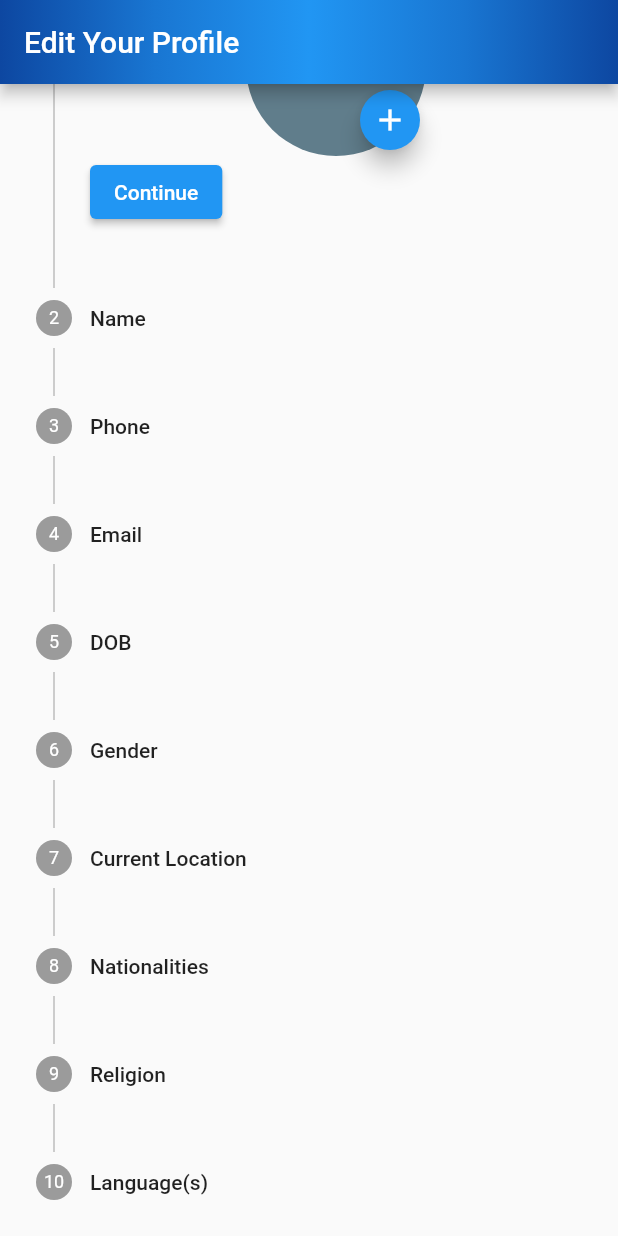
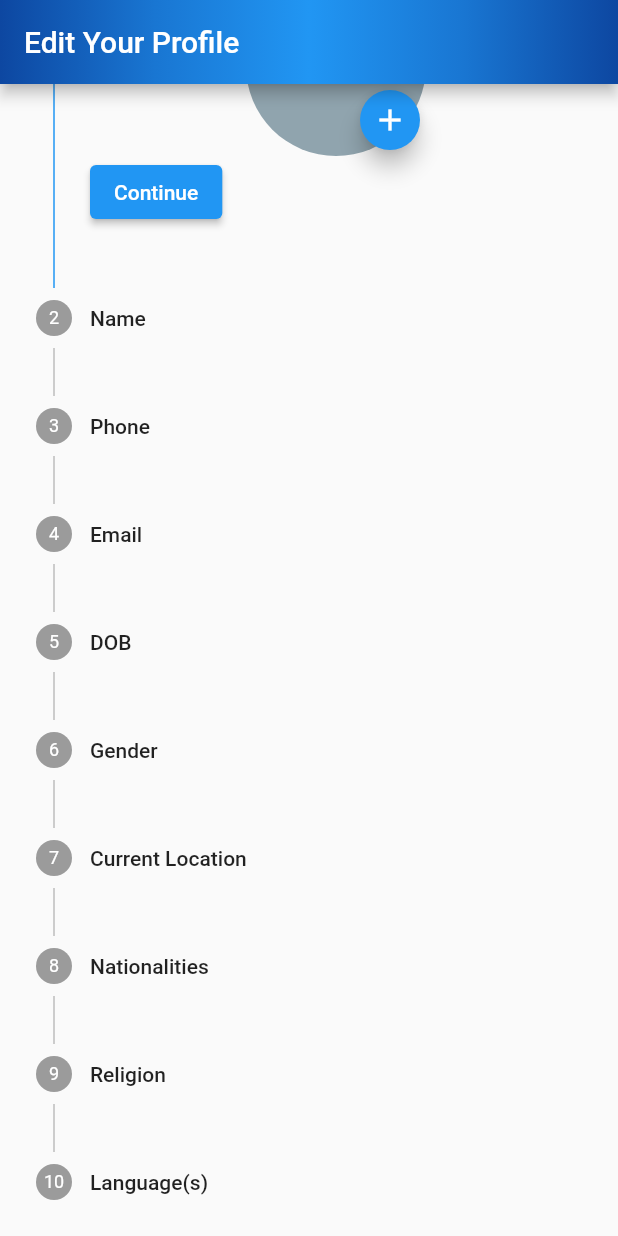
Before and after one commit to dharanayani410/profileStepper, a Flutter app: the screen it shows after launch, scrolled down 144 dp, on a phone screen of 412 x 824 dp. Run offline on Flutter 3.47's test engine with Material 2 defaults, Android fonts, the phone set to English and light mode, and no system bars; our stand-ins replace image_picker.

Commit message:
final upload

```diff
--- a/lib/global.dart
+++ b/lib/global.dart
@@ -1,4 +1,4 @@
-import 'dart:html';
+import 'dart:io';
 
 class Global {
   static String name = '';
@@ -9,6 +9,7 @@ class Global {
   static String nationalities = '';
   static String religion = '';
   static String language = '';
+  static String gender = '';
 
-  static File? image;
+  static File? pic;
 }
--- a/lib/main.dart
+++ b/lib/main.dart
@@ -1,4 +1,4 @@
-import 'dart:html';
+import 'dart:io';
 
 import 'package:flutter/material.dart';
 import 'package:image_picker/image_picker.dart';
@@ -24,9 +24,11 @@ class MyApp extends StatefulWidget {
 }
 
 class _MyAppState extends State<MyApp> {
-  final ImagePicker _picker = ImagePicker();
+  int val = 0;
 
-  int val = 0;
+  final ImagePicker picker = ImagePicker();
+  XFile? image;
+  File? photo;
 
   TextEditingController nameController = TextEditingController();
   TextEditingController phoneController = TextEditingController();
@@ -41,8 +43,6 @@ class _MyAppState extends State<MyApp> {
 
   dynamic radioVal;
 
-  XFile? image;
-  File? photo;
   @override
   Widget build(BuildContext context) {
     return Scaffold(
@@ -73,8 +73,8 @@ class _MyAppState extends State<MyApp> {
                         onPressed: () {
                           if (pageKey.currentState!.validate()) {
                             pageKey.currentState!.save();
+                            Navigator.of(context).pushNamed('profile');
                           }
-                          Navigator.of(context).pushNamed('profile');
                         },
                         child: const Text(
                           "Add",
@@ -88,7 +88,9 @@ class _MyAppState extends State<MyApp> {
                             }
                           });
                         },
-                        child: (val == 9) ? Text("Add") : Text("Continue")),
+                        child: (val == 9)
+                            ? const Text("Add")
+                            : const Text("Continue")),
                 const SizedBox(
                   width: 20,
                 ),
@@ -108,11 +110,18 @@ class _MyAppState extends State<MyApp> {
           },
           steps: [
             Step(
+                isActive: (val == 0) ? true : false,
+                state: (val == 0)
+                    ? StepState.editing
+                    : (val > 0)
+                        ? StepState.complete
+                        : StepState.indexed,
                 title: const Text("Profile Picture"),
                 content: Stack(alignment: Alignment.bottomRight, children: [
-                  const CircleAvatar(
+                  CircleAvatar(
                     radius: 60,
-                    backgroundColor: Colors.blueGrey,
+                    backgroundColor: Colors.blueGrey.shade300,
+                    foregroundImage: photo != null ? FileImage(photo!) : null,
                   ),
                   FloatingActionButton(
                     onPressed: () async {
@@ -124,114 +133,149 @@ class _MyAppState extends State<MyApp> {
                               actions: [
                                 ElevatedButton(
                                     onPressed: () async {
-                                    //
-                                    PickedFile? pic = await ImagePicker().getImage(source: ImageSource.camera);
-                                    if(pic != null){
-                                   setState(() {
-                                     Global.image = File( pic.path);
-                                   });}
+                                      image = await picker.pickImage(
+                                          source: ImageSource.camera);
+
+                                      setState(() {
+                                        photo = File(image!.path);
+                                      });
+                                      Global.pic = photo;
+                                      Navigator.of(context).pop();
                                     },
                                     child: const Icon(Icons.camera_alt)),
                                 ElevatedButton(
                                     onPressed: () async {
-                                      image = await _picker.pickImage(
+                                      image = await picker.pickImage(
                                           source: ImageSource.gallery);
+
                                       setState(() {
                                         photo = File(image!.path);
                                       });
+                                      Global.pic = photo;
                                       Navigator.of(context).pop();
                                     },
                                     child: const Icon(Icons.photo))
                               ],
                             );
                           });
+                      //Navigator.of(context).pop();
                     },
                     mini: true,
                     child: const Icon(Icons.add),
                   )
                 ])),
             Step(
-                title: Text("Name"),
+                isActive: (val == 1) ? true : false,
+                state: (val == 1)
+                    ? StepState.editing
+                    : (val > 1)
+                        ? StepState.complete
+                        : StepState.indexed,
+                title: const Text("Name"),
                 content: TextFormField(
                   controller: nameController,
                   validator: (val) {
                     if (val!.isEmpty) {
                       return "enter name ";
                     }
+                    return null;
                   },
                   onSaved: (val) {
                     setState(() {
                       Global.name = val!;
-                      print(Global.name);
                     });
                   },
-                  decoration: InputDecoration(
+                  decoration: const InputDecoration(
                       hintText: 'Dhara Nayani',
                       prefixIcon: Icon(Icons.person_outline)),
                 )),
             Step(
-                title: Text("Phone"),
+                isActive: (val == 2) ? true : false,
+                state: (val == 2)
+                    ? StepState.editing
+                    : (val > 2)
+                        ? StepState.complete
+                        : StepState.indexed,
+                title: const Text("Phone"),
                 content: TextFormField(
                   controller: phoneController,
                   validator: (val) {
                     if (val!.isEmpty) {
                       return "enter mobile number ";
                     }
+                    return null;
                   },
                   onSaved: (val) {
                     setState(() {
                       Global.phone = val!;
-                      print(Global.phone);
                     });
                   },
                   keyboardType: TextInputType.number,
-                  decoration: InputDecoration(
+                  decoration: const InputDecoration(
                       hintText: '8877766554',
                       prefixIcon: Icon(Icons.call_outlined),
                       prefixText: '+91'),
                 )),
             Step(
-                title: Text("Email"),
+                isActive: (val == 3) ? true : false,
+                state: (val == 3)
+                    ? StepState.editing
+                    : (val > 3)
+                        ? StepState.complete
+                        : StepState.indexed,
+                title: const Text("Email"),
                 content: TextFormField(
                   controller: emailController,
                   validator: (val) {
                     if (val!.isEmpty) {
                       return "enter email ";
                     }
+                    return null;
                   },
                   onSaved: (val) {
                     setState(() {
                       Global.email = val!;
-                      print(Global.email);
                     });
                   },
                   keyboardType: TextInputType.emailAddress,
-                  decoration: InputDecoration(
+                  decoration: const InputDecoration(
                     hintText: 'dharanayani@gmail.com',
                     prefixIcon: Icon(Icons.email_outlined),
                   ),
                 )),
             Step(
-                title: Text("DOB"),
+                isActive: (val == 4) ? true : false,
+                state: (val == 4)
+                    ? StepState.editing
+                    : (val > 4)
+                        ? StepState.complete
+                        : StepState.indexed,
+                title: const Text("DOB"),
                 content: TextFormField(
                   controller: dateController,
                   validator: (val) {
                     if (val!.isEmpty) {
                       return "enter birth date ";
                     }
+                    return null;
                   },
                   onSaved: (val) {
                     setState(() {
                       Global.date = val!;
-                      print(Global.date);
                     });
                   },
                   keyboardType: TextInputType.number,
-                  decoration: InputDecoration(
+                  decoration: const InputDecoration(
                       hintText: '16.08.1997',
                       prefixIcon: Icon(Icons.cake_outlined)),
                 )),
             Step(
+                isActive: (val == 5) ? true : false,
+                state: (val == 5)
+                    ? StepState.editing
+                    : (val > 5)
+                        ? StepState.complete
+                        : StepState.indexed,
                 title: const Text("Gender"),
                 content: Column(
                   children: [
@@ -242,6 +286,7 @@ class _MyAppState extends State<MyApp> {
                       onChanged: (val) {
                         setState(() {
                           radioVal = val;
+                          Global.gender = 'male';
                         });
                       },
                     ),
@@ -252,11 +297,18 @@ class _MyAppState extends State<MyApp> {
                         onChanged: (val) {
                           setState(() {
                             radioVal = val;
+                            Global.gender = 'female';
                           });
                         }),
                   ],
                 )),
             Step(
+                isActive: (val == 6) ? true : false,
+                state: (val == 6)
+                    ? StepState.editing
+                    : (val > 6)
+                        ? StepState.complete
+                        : StepState.indexed,
                 title: const Text("Current Location"),
                 content: TextFormField(
                   controller: addressController,
@@ -264,69 +316,88 @@ class _MyAppState extends State<MyApp> {
                     if (val!.isEmpty) {
                       return "enter address ";
                     }
+                    return null;
                   },
                   onSaved: (val) {
                     setState(() {
                       Global.address = val!;
-                      print(Global.address);
                     });
                   },
-                  decoration: InputDecoration(
-                    hintText: 'city',
-                  ),
+                  decoration: const InputDecoration(
+                      hintText: 'city',
+                      prefixIcon: Icon(Icons.location_on_outlined)),
                 )),
             Step(
-                title: Text("Nationalities"),
+                isActive: (val == 7) ? true : false,
+                state: (val == 7)
+                    ? StepState.editing
+                    : (val > 7)
+                        ? StepState.complete
+                        : StepState.indexed,
+                title: const Text("Nationalities"),
                 content: TextFormField(
                   controller: indianController,
                   validator: (val) {
                     if (val!.isEmpty) {
                       return "enter nationality ";
                     }
+                    return null;
                   },
                   onSaved: (val) {
                     setState(() {
                       Global.nationalities = val!;
-                      print(Global.nationalities);
                     });
                   },
-                  decoration: InputDecoration(
-                      hintText: 'Indian,Dutch,Germen',
+                  decoration: const InputDecoration(
+                      hintText: 'Indian,Dutch,German',
                       prefixIcon: Icon(Icons.flag_outlined)),
                 )),
             Step(
-                title: Text("Religion"),
+                isActive: (val == 8) ? true : false,
+                state: (val == 8)
+                    ? StepState.editing
+                    : (val > 8)
+                        ? StepState.complete
+                        : StepState.indexed,
+                title: const Text("Religion"),
                 content: TextFormField(
                   controller: religionController,
                   validator: (val) {
                     if (val!.isEmpty) {
                       return "enter religion ";
                     }
+                    return null;
                   },
                   onSaved: (val) {
                     setState(() {
                       Global.religion = val!;
-                      print(Global.religion);
                     });
                   },
-                  decoration: InputDecoration(hintText: 'Hindu'),
+                  decoration: const InputDecoration(
+                      hintText: 'Hindu', prefixIcon: Icon(Icons.flag_outlined)),
                 )),
             Step(
-                title: Text("Language(s)"),
+                isActive: (val == 9) ? true : false,
+                state: (val == 9)
+                    ? StepState.editing
+                    : (val > 9)
+                        ? StepState.complete
+                        : StepState.indexed,
+                title: const Text("Language(s)"),
                 content: TextFormField(
                   controller: languageController,
                   validator: (val) {
                     if (val!.isEmpty) {
                       return "enter languages ";
                     }
+                    return null;
                   },
                   onSaved: (val) {
                     setState(() {
                       Global.language = val!;
-                      print(Global.language);
                     });
                   },
-                  decoration: InputDecoration(
+                  decoration: const InputDecoration(
                       hintText: 'Hindi,English',
                       prefixIcon: Icon(Icons.language)),
                 )),
--- a/pubspec.yaml
+++ b/pubspec.yaml
@@ -36,7 +36,7 @@ dependencies:
   # The following adds the Cupertino Icons font to your application.
   # Use with the CupertinoIcons class for iOS style icons.
   cupertino_icons: ^1.0.2
-  image_picker: ^0.8.6+1
+  image_picker: ^0.8.7+1
 
 dev_dependencies:
   flutter_test:
```
Also changed, not shown: lib/profile.dart (+27 -6 lines), pubspec.lock.
